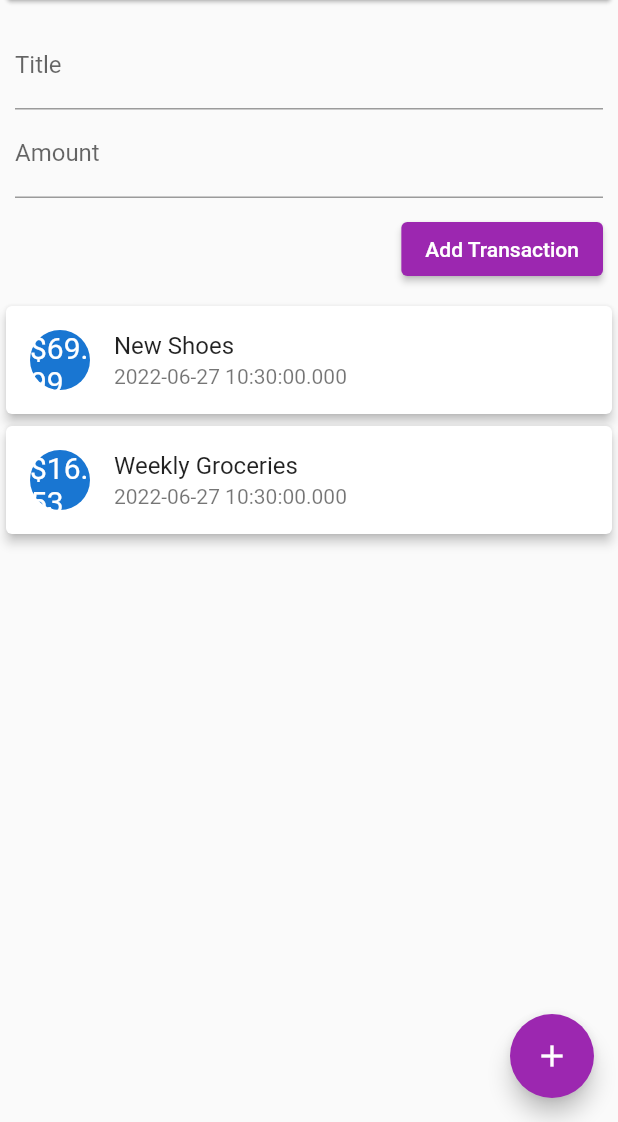
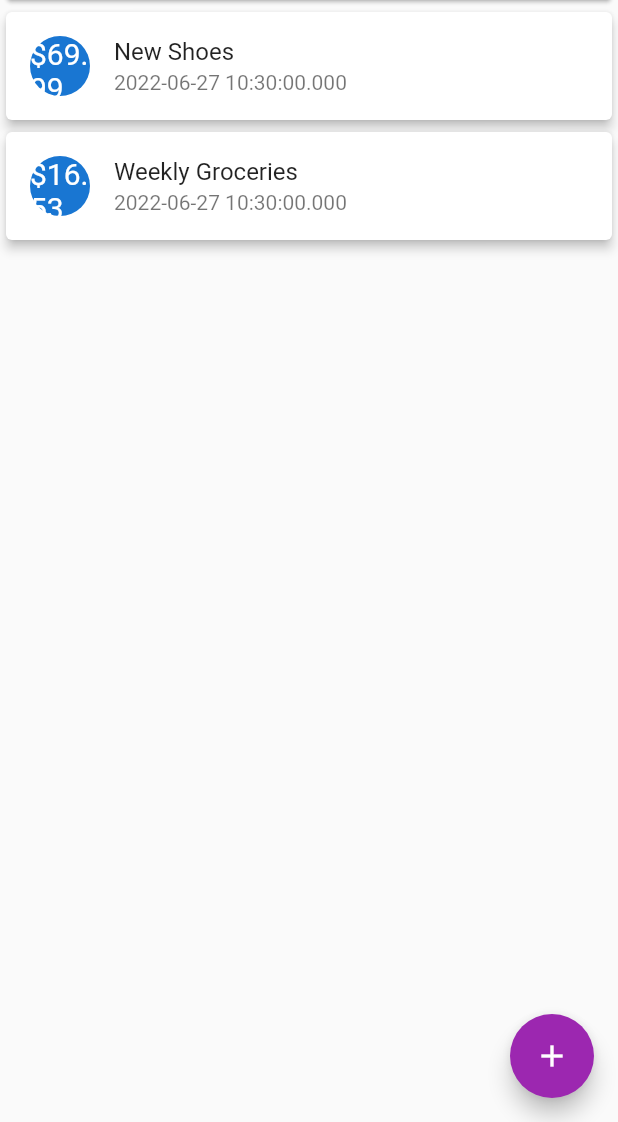
Before and after one commit to CenturionConfidence/Expense-App, a Flutter app: the screen it shows after launch, on a phone screen of 412 x 824 dp, the part 114-1236 px from its top. Run offline on Flutter 3.47's test engine with Material 2 defaults, Android fonts, the phone set to English and light mode, and no system bars.

Commit message:
Made some changes in several places in the file

```diff
--- a/lib/main.dart
+++ b/lib/main.dart
@@ -1,5 +1,7 @@
-import 'package:expense_app/user_transaction.dart';
+import '/transaction_list.dart';
 import 'package:flutter/material.dart';
+import '/models.dart';
+import './new_transaction.dart';
 
 void main() {
   runApp(const MyApp());
@@ -24,8 +26,49 @@ class MyApp extends StatelessWidget {
   }
 }
 
-class ExpenseApp extends StatelessWidget {
+class ExpenseApp extends StatefulWidget {
   const ExpenseApp({Key? key}) : super(key: key);
+
+  @override
+  State<ExpenseApp> createState() => _ExpenseAppState();
+}
+
+class _ExpenseAppState extends State<ExpenseApp> {
+  final List<Transaction> _usertransact = [
+    Transaction(
+      id: 't1',
+      title: 'New Shoes',
+      amount: 69.99,
+      date: DateTime.now(),
+    ),
+    Transaction(
+      id: 't2',
+      title: 'Weekly Groceries',
+      amount: 16.53,
+      date: DateTime.now(),
+    ),
+  ];
+
+  void addNewTransaction(String title, double amount) {
+    final newTransaction = Transaction(
+      title: title,
+      amount: amount,
+      date: DateTime.now(),
+      id: DateTime.now().toString(),
+    );
+    setState(() {
+      _usertransact.add(newTransaction);
+    });
+  }
+
+  void _startAddNewTransaction(BuildContext context) {
+    showModalBottomSheet(
+      context: context,
+      builder: (_) {
+        return TransactionForm(addNewTransaction);
+      },
+    );
+  }
 
   @override
   Widget build(BuildContext context) {
@@ -33,21 +76,24 @@ class ExpenseApp extends StatelessWidget {
       appBar: AppBar(
         title: const Text('Expense Tracker'),
       ),
-      floatingActionButton: const FloatingActionButton(
-        onPressed: null,
-        child: Icon(Icons.add),
+      floatingActionButton: FloatingActionButton(
+        onPressed: () {
+          _startAddNewTransaction(context);
+
+        },
+        child: const Icon(Icons.add),
       ),
       body: SingleChildScrollView(
         child: Column(
-          children: const [
-            SizedBox(
+          children: [
+            const SizedBox(
               width: double.infinity,
               child: Card(
                 color: Colors.blueAccent,
                 child: Text('Chart'),
               ),
             ),
-            UserTransactions(),
+            TransactionItem(_usertransact),
           ],
         ),
       ),
--- a/lib/new_transaction.dart
+++ b/lib/new_transaction.dart
@@ -41,6 +41,7 @@ class TransactionForm extends StatelessWidget {
                 titleController.text,
                 double.parse(amountController.text),
               );
+              Navigator.of(context).pop();
             },
             child: const Text('Add Transaction'),
           ),
--- a/lib/transaction_list.dart
+++ b/lib/transaction_list.dart
@@ -9,7 +9,7 @@ class TransactionItem extends StatelessWidget {
   @override
   Widget build(BuildContext context) {
     return Container(
-      height: 300,
+      height: 600,
       child: ListView.builder(
         itemBuilder: ((context, index) => Card(
               elevation: 3,
--- a/lib/user_transaction.dart
+++ /dev/null
@@ -1,50 +0,0 @@
-import 'package:expense_app/new_transaction.dart';
-import 'package:expense_app/transaction_list.dart';
-import 'package:flutter/material.dart';
-import './models.dart';
-
-class UserTransactions extends StatefulWidget {
-  const UserTransactions({Key? key}) : super(key: key);
-
-  @override
-  State<UserTransactions> createState() => _UserTransactionsState();
-}
-
-class _UserTransactionsState extends State<UserTransactions> {
-  final List<Transaction> _usertransact = [
-    Transaction(
-      id: 't1',
-      title: 'New Shoes',
-      amount: 69.99,
-      date: DateTime.now(),
-    ),
-    Transaction(
-      id: 't2',
-      title: 'Weekly Groceries',
-      amount: 16.53,
-      date: DateTime.now(),
-    ),
-  ];
-
-  void addNewTransaction(String title, double amount) {
-    final newTransaction = Transaction(
-      title: title,
-      amount: amount,
-      date: DateTime.now(),
-      id: DateTime.now().toString(),
-    );
-    setState(() {
-      _usertransact.add(newTransaction);
-    });
-  }
-
-  @override
-  Widget build(BuildContext context) {
-    return Column(
-      children: [
-        TransactionForm(addNewTransaction),
-        TransactionItem(_usertransact),
-      ],
-    );
-  }
-}
--- a/pubspec.yaml
+++ b/pubspec.yaml
@@ -30,6 +30,7 @@ dependencies:
   flutter:
     sdk: flutter
   provider: ^6.0.3
+
 
 
   # The following adds the Cupertino Icons font to your application.
```
Also changed, not shown: 1 other file.
